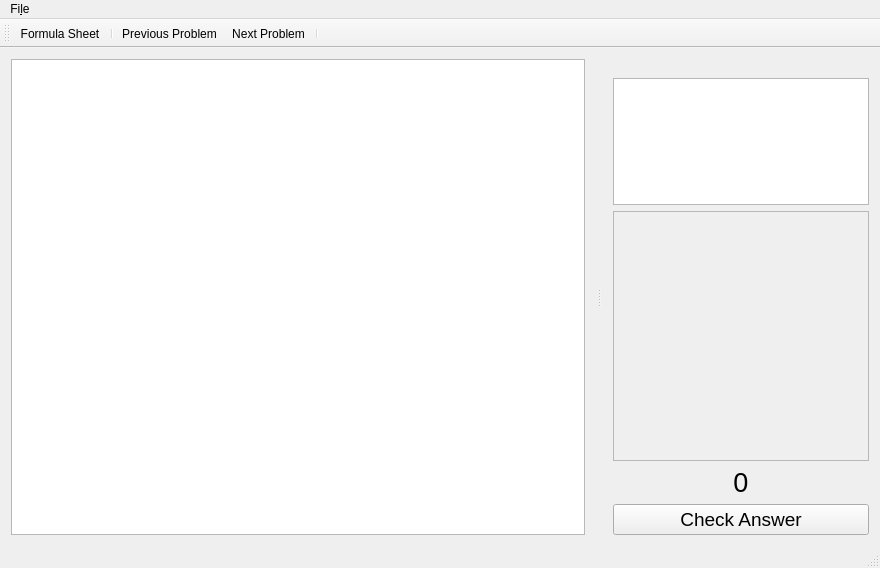
Qt form NewtonCore/mainwindow.ui (jarednielson/NewtonEZ) before a commit.
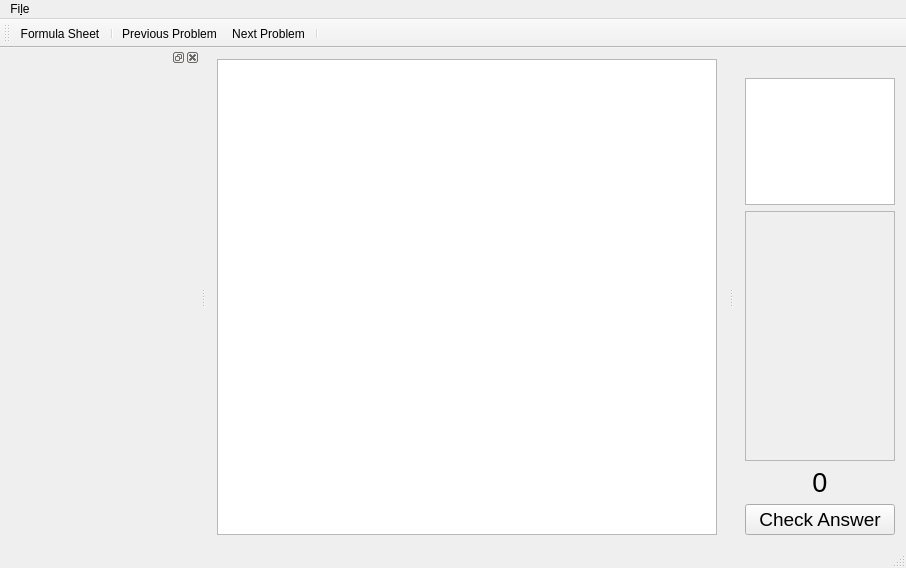
The same form after that commit. Custom widgets are drawn as their Qt base class.

Commit message: Add basic placeholders for formula widget

```diff
--- a/NewtonCore/mainwindow.ui
+++ b/NewtonCore/mainwindow.ui
@@ -67,7 +67,7 @@
     <enum>TopToolBarArea</enum>
    </attribute>
    <attribute name="toolBarBreak">
-    <bool>true</bool>
+    <bool>false</bool>
    </attribute>
    <addaction name="actionFormulaSheet"/>
    <addaction name="separator"/>
@@ -179,7 +179,7 @@
            <rect>
             <x>0</x>
             <y>0</y>
-            <width>252</width>
+            <width>146</width>
             <height>246</height>
            </rect>
           </property>
@@ -238,6 +238,24 @@
     </layout>
    </widget>
   </widget>
+  <widget class="QDockWidget" name="formulaWidget">
+   <property name="minimumSize">
+    <size>
+     <width>200</width>
+     <height>50</height>
+    </size>
+   </property>
+   <property name="floating">
+    <bool>false</bool>
+   </property>
+   <property name="features">
+    <set>QDockWidget::AllDockWidgetFeatures</set>
+   </property>
+   <attribute name="dockWidgetArea">
+    <number>1</number>
+   </attribute>
+   <widget class="QWidget" name="formulaWidgetContents"/>
+  </widget>
   <action name="actionFormulaSheet">
    <property name="checkable">
     <bool>true</bool>
```
The commit also changes 2 other files.
